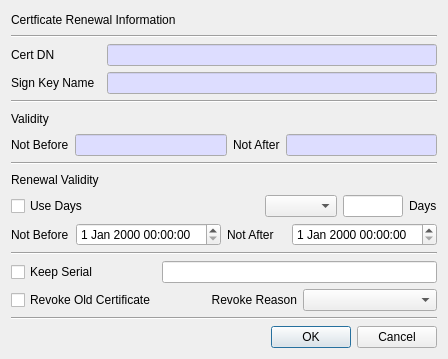
This is CertMan/renew_cert_dlg.ui in jykim74/CertMan as Qt 5 draws it before an edit. The edited form follows.
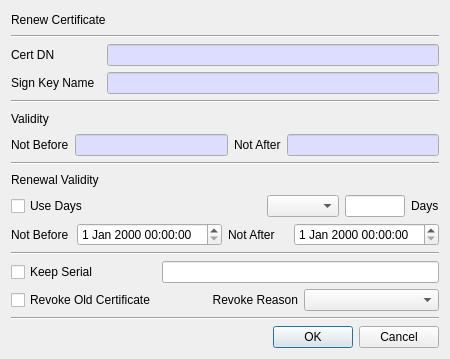
This is the edited form.

```diff
--- a/CertMan/renew_cert_dlg.ui
+++ b/CertMan/renew_cert_dlg.ui
@@ -6,7 +6,7 @@
    <rect>
     <x>0</x>
     <y>0</y>
-    <width>448</width>
+    <width>450</width>
     <height>359</height>
    </rect>
   </property>
@@ -17,7 +17,7 @@
    <item>
     <widget class="QLabel" name="label">
      <property name="text">
-      <string>Certficate Renewal Information</string>
+      <string>Renew Certificate</string>
      </property>
     </widget>
    </item>
```
